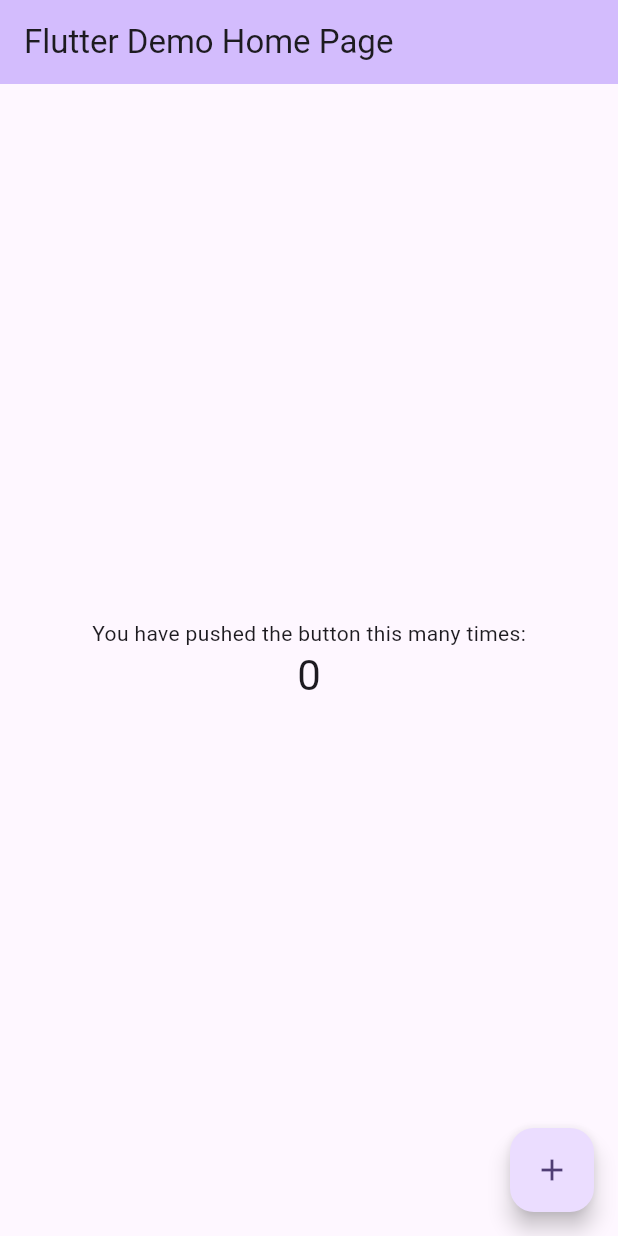
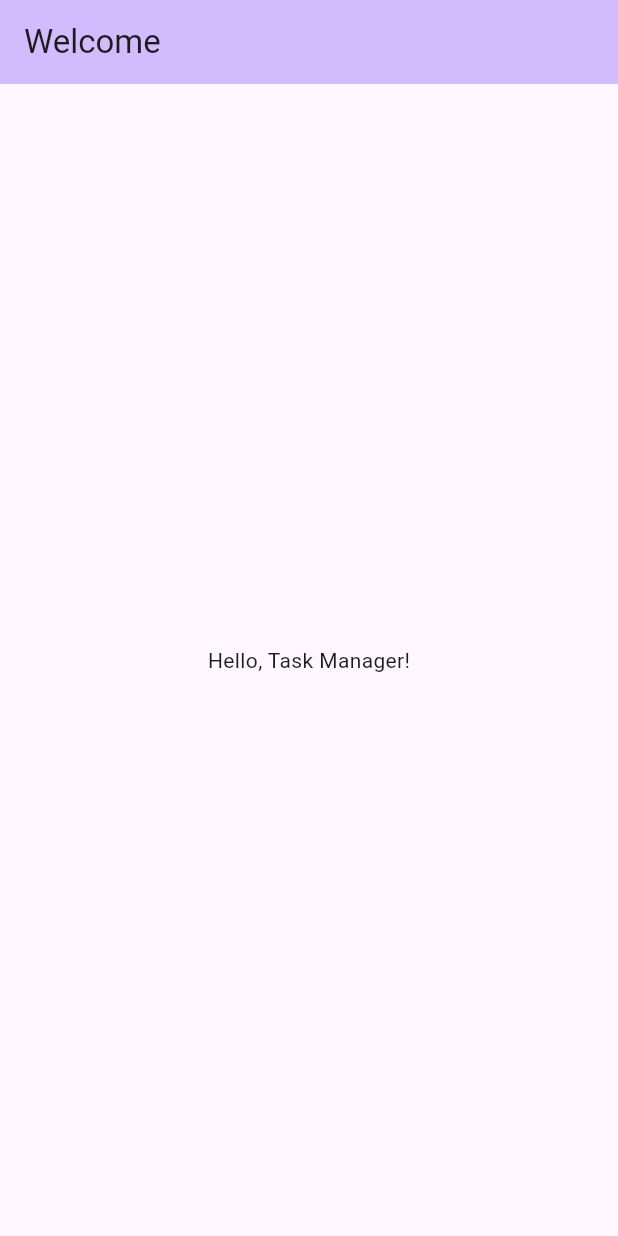
Before and after one commit to Aladdin-Ghribi/company_task_manager, a Flutter app: the screen it shows after launch, on a phone screen of 412 x 824 dp. Run offline on Flutter 3.47's test engine with Material 3 defaults, Android fonts, the phone set to English and light mode, and no system bars.

Commit message:
Update to simple welcome screen

```diff
--- a/lib/main.dart
+++ b/lib/main.dart
@@ -1,14 +1,11 @@
 import 'package:flutter/material.dart';
+import 'package:flutter/foundation.dart' show debugPrint;
 
-
-void main(){
-  String appName="Company Task Manager";
-  debugPrint("Starting $appName");
+void main() {
+  String appName = "Company Task Manager";
+  debugPrint("Starting $appName...");
   runApp(MyApp());
 }
-
-
-
 
 class MyApp extends StatelessWidget {
   const MyApp({super.key});
@@ -16,57 +13,25 @@ class MyApp extends StatelessWidget {
   @override
   Widget build(BuildContext context) {
     return MaterialApp(
-      title: 'Flutter Demo',
+      title: 'Company Task Manager',
       theme: ThemeData(
         colorScheme: ColorScheme.fromSeed(seedColor: Colors.deepPurple),
       ),
-      home: const MyHomePage(title: 'Flutter Demo Home Page'),
+      home: MyHomePage(),
     );
   }
 }
 
-class MyHomePage extends StatefulWidget {
-  const MyHomePage({super.key, required this.title});
-
-  final String title;
-
-  @override
-  State<MyHomePage> createState() => _MyHomePageState();
-}
-
-class _MyHomePageState extends State<MyHomePage> {
-  int _counter = 0;
-
-  void _incrementCounter() {
-    setState(() {
-      _counter++;
-      _counter++;
-    });
-  }
-
+class MyHomePage extends StatelessWidget {
   @override
   Widget build(BuildContext context) {
     return Scaffold(
       appBar: AppBar(
+        title: Text('Welcome'),
         backgroundColor: Theme.of(context).colorScheme.inversePrimary,
-        title: Text(widget.title),
       ),
       body: Center(
-        child: Column(
-          mainAxisAlignment: MainAxisAlignment.center,
-          children: <Widget>[
-            const Text('You have pushed the button this many times:'),
-            Text(
-              '$_counter',
-              style: Theme.of(context).textTheme.headlineMedium,
-            ),
-          ],
-        ),
-      ),
-      floatingActionButton: FloatingActionButton(
-        onPressed: _incrementCounter,
-        tooltip: 'Increment',
-        child: const Icon(Icons.add),
+        child: Text('Hello, Task Manager!'),
       ),
     );
   }
```
